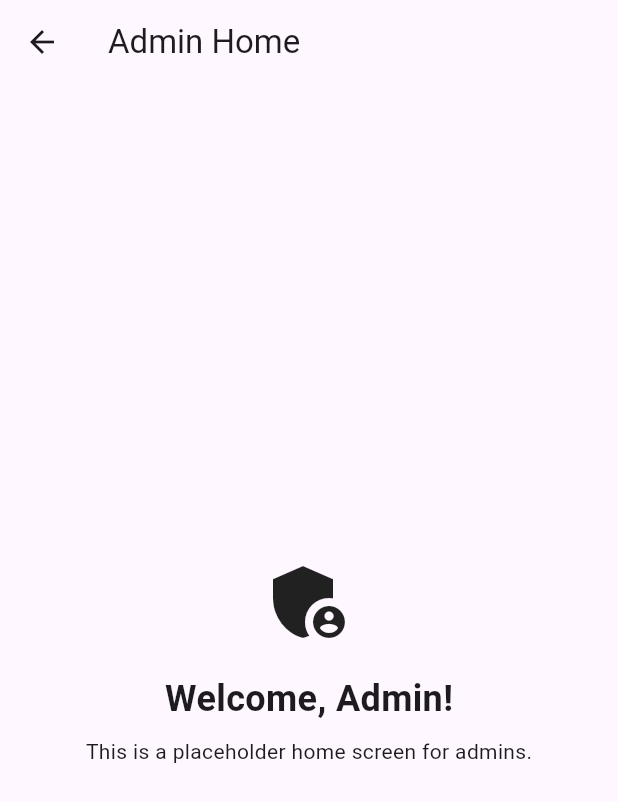
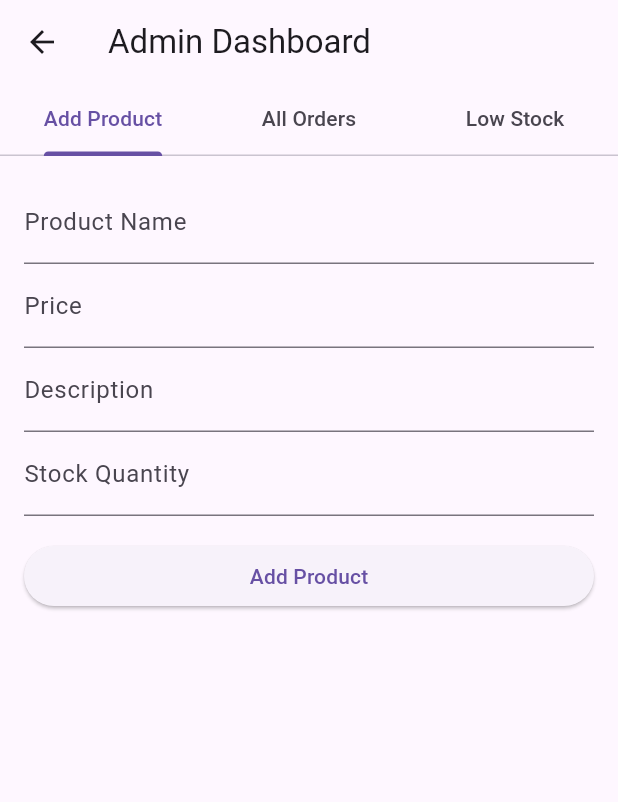
Before and after one commit to jessdardas/mini-ecommerce, a Flutter app: the AdminHomeScreen screen opened by its route, on a phone screen of 412 x 824 dp. Shown: the top 802 px of the screen. Run offline on Flutter 3.47's test engine with Material 3 defaults, Android fonts, the phone set to English and light mode, and no system bars; our stand-ins replace flutter_dotenv, jwt_decoder, shared_preferences; accounts and stored records are empty; network calls fail.

Commit message:
finalized admin features

```diff
--- a/frontend/lib/screens/admin_home_screen.dart
+++ b/frontend/lib/screens/admin_home_screen.dart
@@ -1,26 +1,153 @@
 import 'package:flutter/material.dart';
+import '../services/api_service.dart';
+import '../models/product.dart';
 
-class AdminHomeScreen extends StatelessWidget {
+class AdminHomeScreen extends StatefulWidget {
   const AdminHomeScreen({super.key});
+
+  @override
+  State<AdminHomeScreen> createState() => _AdminHomeScreenState();
+}
+
+class _AdminHomeScreenState extends State<AdminHomeScreen> with SingleTickerProviderStateMixin {
+  late TabController _tabController;
+  final _formKey = GlobalKey<FormState>();
+  String _name = '';
+  double _price = 0;
+  String _description = '';
+  int _stock = 0;
+
+  List<Map<String, dynamic>> _orders = [];
+  List<Product> _lowStock = [];
+
+  @override
+  void initState() {
+    super.initState();
+    _tabController = TabController(length: 3, vsync: this);
+    _fetchAllOrders();
+    _fetchLowStock();
+  }
+
+  Future<void> _fetchAllOrders() async {
+    try {
+      final orders = await ApiService.fetchAllOrders();
+      setState(() => _orders = orders);
+    } catch (e) {
+      debugPrint("Error fetching orders: $e");
+    }
+  }
+
+  Future<void> _fetchLowStock() async {
+    try {
+      final products = await ApiService.fetchLowStock();
+      setState(() => _lowStock = products);
+    } catch (e) {
+      debugPrint("Error fetching low stock: $e");
+    }
+  }
+
+  Future<void> _addProduct() async {
+    if (_formKey.currentState!.validate()) {
+      _formKey.currentState!.save();
+      try {
+        await ApiService.addProduct(_name, _price, _description, _stock);
+        ScaffoldMessenger.of(context).showSnackBar(
+          const SnackBar(content: Text("Product added successfully")),
+        );
+      } catch (e) {
+        ScaffoldMessenger.of(context).showSnackBar(
+          SnackBar(content: Text("Error: $e")),
+        );
+      }
+    }
+  }
 
   @override
   Widget build(BuildContext context) {
     return Scaffold(
-      appBar: AppBar(title: const Text('Admin Home')),
-      body: Center(
-        child: Column(
-          mainAxisAlignment: MainAxisAlignment.center,
-          children: const [
-            Icon(Icons.admin_panel_settings, size: 64),
-            SizedBox(height: 16),
-            Text(
-              'Welcome, Admin!',
-              style: TextStyle(fontSize: 24, fontWeight: FontWeight.bold),
-            ),
-            SizedBox(height: 8),
-            Text('This is a placeholder home screen for admins.'),
+      appBar: AppBar(
+        title: const Text("Admin Dashboard"),
+        bottom: TabBar(
+          controller: _tabController,
+          tabs: const [
+            Tab(text: "Add Product"),
+            Tab(text: "All Orders"),
+            Tab(text: "Low Stock"),
           ],
         ),
+      ),
+      body: TabBarView(
+        controller: _tabController,
+        children: [
+          // ----------------
+          // ADD PRODUCT TAB
+          // ----------------
+          Padding(
+            padding: const EdgeInsets.all(16),
+            child: Form(
+              key: _formKey,
+              child: ListView(
+                children: [
+                  TextFormField(
+                    decoration: const InputDecoration(labelText: "Product Name"),
+                    onSaved: (v) => _name = v!,
+                    validator: (v) => v!.isEmpty ? "Enter product name" : null,
+                  ),
+                  TextFormField(
+                    decoration: const InputDecoration(labelText: "Price"),
+                    keyboardType: TextInputType.number,
+                    onSaved: (v) => _price = double.parse(v!),
+                    validator: (v) => v!.isEmpty ? "Enter price" : null,
+                  ),
+                  TextFormField(
+                    decoration: const InputDecoration(labelText: "Description"),
+                    onSaved: (v) => _description = v!,
+                  ),
+                  TextFormField(
+                    decoration: const InputDecoration(labelText: "Stock Quantity"),
+                    keyboardType: TextInputType.number,
+                    onSaved: (v) => _stock = int.parse(v!),
+                    validator: (v) => v!.isEmpty ? "Enter stock quantity" : null,
+                  ),
+                  const SizedBox(height: 16),
+                  ElevatedButton(
+                    onPressed: _addProduct,
+                    child: const Text("Add Product"),
+                  )
+                ],
+              ),
+            ),
+          ),
+
+          // ----------------
+          // ALL ORDERS TAB
+          // ----------------
+          ListView.builder(
+            itemCount: _orders.length,
+            itemBuilder: (context, i) {
+              final order = _orders[i];
+              return ListTile(
+                title: Text("Order #${order['id']}"),
+                subtitle: Text("User: ${order['userId']} | Items: ${order['items'].length}"),
+              );
+            },
+          ),
+
+          // ----------------
+          // LOW STOCK TAB
+          // ----------------
+          ListView.builder(
+            itemCount: _lowStock.length,
+            itemBuilder: (context, i) {
+              final p = _lowStock[i];
+              return ListTile(
+                title: Text(p.name),
+                subtitle: Text("Stock: ${p.stock} | Price: \$${p.price}"),
+                leading: const Icon(Icons.warning, color: Colors.red),
+              );
+            },
+          ),
+        ],
       ),
     );
   }
--- a/frontend/lib/services/api_service.dart
+++ b/frontend/lib/services/api_service.dart
@@ -1,8 +1,10 @@
 import 'dart:convert';
 import 'package:http/http.dart' as http;
+import 'package:flutter/foundation.dart'; // For kIsWeb
 import '../services/token_storage.dart';
-import 'package:flutter/foundation.dart'; // For kIsWeb
 import '../models/product.dart';
+import 'package:flutter_dotenv/flutter_dotenv.dart';
+
 
 class ApiService {
   // Base URL depending on platform
@@ -55,6 +57,22 @@ class ApiService {
     }
   }
 
+  static Future<Product> addProduct(String name, double price, String description, int stock) async {
+    final token = await TokenStorage.getToken();
+    final res = await http.post(
+      Uri.parse('$base/api/products'),
+      headers: _authHeaders(token),
+      body: jsonEncode({
+        'name': name,
+        'price': price,
+        'description': description,
+        'quantity': stock,
+      }),
+    );
+
+    return Product.fromJson(_parseResponse(res));
+  }
+
   // -------------------
   // ORDERS
   // -------------------
@@ -70,15 +88,10 @@ class ApiService {
     return _parseResponse(res);
   }
 
-  // -------------------
-  // Fetch past orders
-  // -------------------
-
   static Future<List<Map<String, dynamic>>> fetchPastOrders() async {
-    try {
     final token = await TokenStorage.getToken();
     final response = await http.get(
-        Uri.parse("${base}/api/orders/me"),
+      Uri.parse("$base/api/orders/me"),
       headers: _authHeaders(token),
     );
 
@@ -104,9 +117,38 @@ class ApiService {
     } else {
       throw Exception("Failed to fetch past orders");
     }
-    } catch (e) {
-      print("Error fetching past orders: $e");
-      return [];
+  }
+
+  // -------------------
+  // ADMIN
+  // -------------------
+
+  static Future<List<Map<String, dynamic>>> fetchAllOrders() async {
+    final token = await TokenStorage.getToken();
+    final res = await http.get(
+      Uri.parse('$base/api/admin/orders'),
+      headers: _authHeaders(token),
+    );
+
+    if (res.statusCode == 200) {
+      return List<Map<String, dynamic>>.from(jsonDecode(res.body));
+    } else {
+      throw Exception("Failed to fetch all orders: ${res.body}");
+    }
+  }
+
+  static Future<List<Product>> fetchLowStock() async {
+    final token = await TokenStorage.getToken();
+    final res = await http.get(
+      Uri.parse('$base/api/admin/low-stock'),
+      headers: _authHeaders(token),
+    );
+
+    if (res.statusCode == 200) {
+      final List<dynamic> data = jsonDecode(res.body);
+      return data.map((json) => Product.fromJson(json)).toList();
+    } else {
+      throw Exception("Failed to fetch low stock: ${res.body}");
     }
   }
 
--- a/frontend/pubspec.yaml
+++ b/frontend/pubspec.yaml
@@ -34,7 +34,9 @@ dependencies:
   http: ^1.1.0
   shared_preferences: ^2.1.1
   fluttertoast: ^8.2.1   # optional for toasts
-  jwt_decoder: ^2.0.1
+  jwt_decoder: ^2.0.
+  flutter_dotenv: ^5.1.0
+
 
 
 
```
Also changed, not shown: frontend/lib/main.dart (+16 -3 lines), 6 other files. Lines whose indentation alone changed are shown as unchanged.
